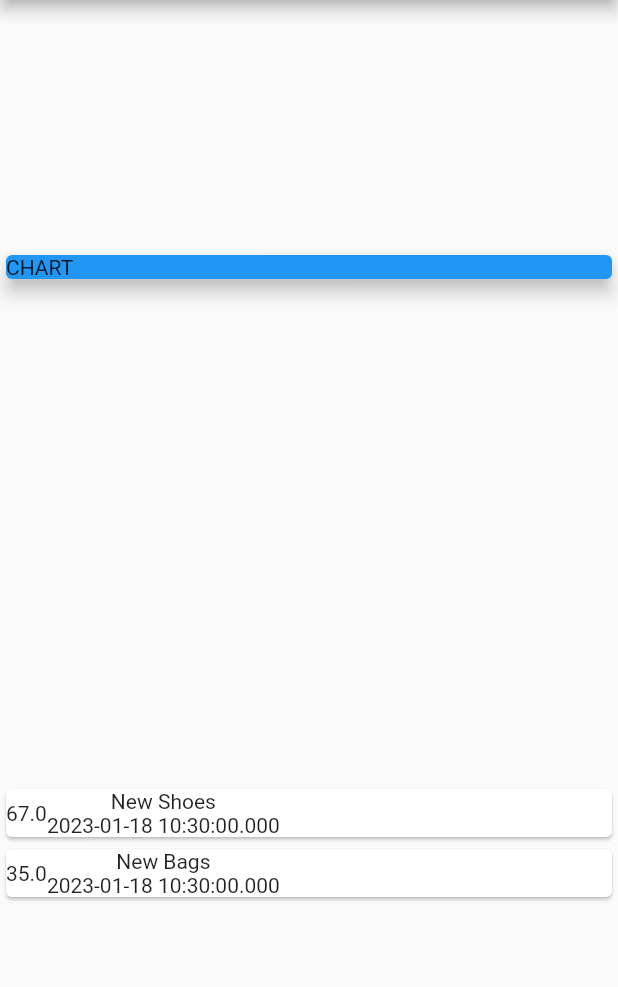
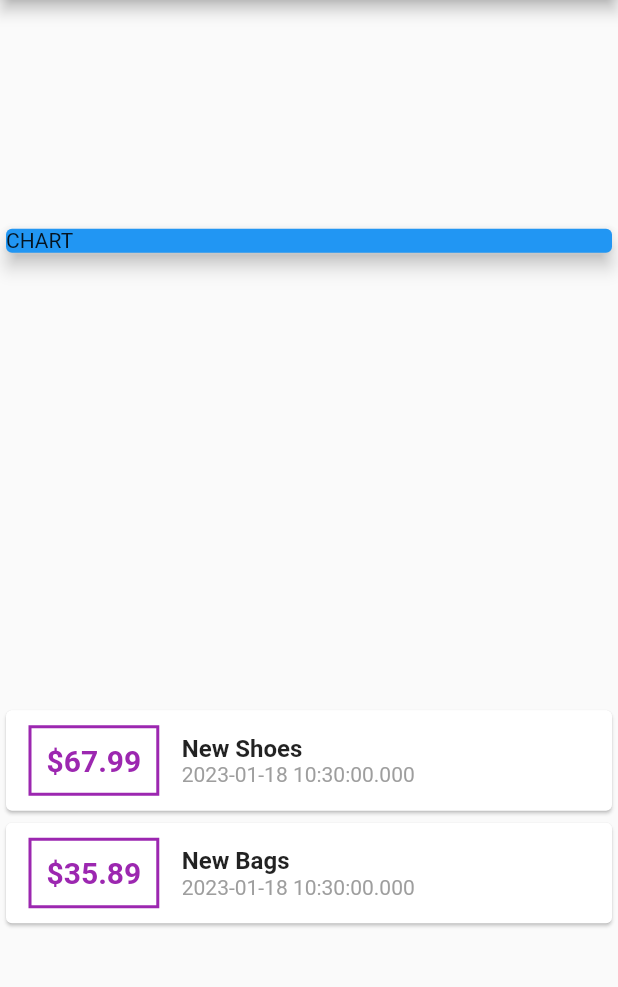
Before and after one commit to chineduG/Expense-App-built-with-Flutter, a Flutter app: the screen it shows after launch, on a phone screen of 412 x 824 dp, the part 84-1071 px from its top. Run offline on Flutter 3.47's test engine with Material 2 defaults, Android fonts, the phone set to English and light mode, and no system bars.

Commit message:
dateTime Dependencies

```diff
--- a/lib/main.dart
+++ b/lib/main.dart
@@ -28,9 +28,9 @@ class _ExpenseAppState extends State<ExpenseApp> {
   // Tramsaction
   final List<Transaction> transactions = [
     Transaction(
-        id: 't1', title: 'New Shoes', amount: 67.00, date: DateTime.now()),
+        id: 't1', title: 'New Shoes', amount: 67.99, date: DateTime.now()),
     Transaction(
-        id: 't2', title: 'New Bags', amount: 35.00, date: DateTime.now())
+        id: 't2', title: 'New Bags', amount: 35.89, date: DateTime.now())
   ];
 
   @override
@@ -46,21 +46,40 @@ class _ExpenseAppState extends State<ExpenseApp> {
         children: [
           Container(
             width: double.infinity,
-            child: Card(
-                child: const Text('CHART'), elevation: 5, color: Colors.blue),
+            child: const Card(
+                child: Text('CHART'), elevation: 5, color: Colors.blue),
           ),
           Column(
             children: transactions.map((tx) {
               return Card(
                   child: Row(children: [
-                Container(child: Text(tx.amount.toString())),
-                Column(children: [
-                  Text(tx.title),
-                  Text(tx.date.toString()),
+                Container(
+                  padding: const EdgeInsets.all(10),
+                  margin:
+                      const EdgeInsets.symmetric(vertical: 10, horizontal: 15),
+                  // ignore: sort_child_properties_last
+                  child: Text(
+                    '\$${tx.amount}',
+                    style: const TextStyle(
+                        fontWeight: FontWeight.bold,
+                        fontSize: 20,
+                        color: Colors.purple),
+                  ),
+                  decoration: BoxDecoration(
+                      border: Border.all(color: Colors.purple, width: 2)),
+                ),
+                Column(crossAxisAlignment: CrossAxisAlignment.start, children: [
+                  Text(tx.title,
+                      style: const TextStyle(
+                          fontWeight: FontWeight.bold, fontSize: 16)),
+                  Text(
+                    tx.date.toString(),
+                    style: TextStyle(color: Colors.grey),
+                  ),
                 ])
               ]));
             }).toList(),
-          )
+          ),
         ],
       ),
     );
--- a/pubspec.yaml
+++ b/pubspec.yaml
@@ -35,6 +35,7 @@ dependencies:
   # The following adds the Cupertino Icons font to your application.
   # Use with the CupertinoIcons class for iOS style icons.
   cupertino_icons: ^1.0.2
+  intl: ^0.18.0
 
 dev_dependencies:
   flutter_test:
```
Also changed, not shown: pubspec.lock.
